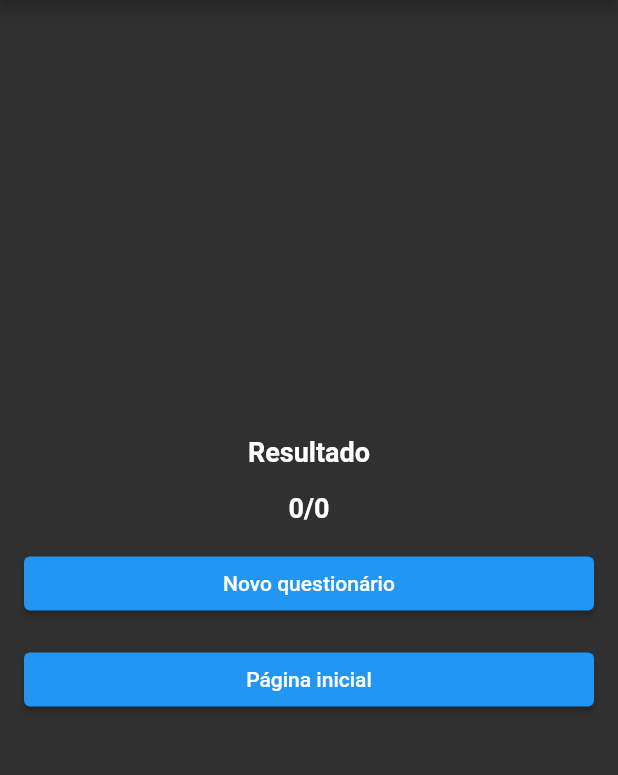
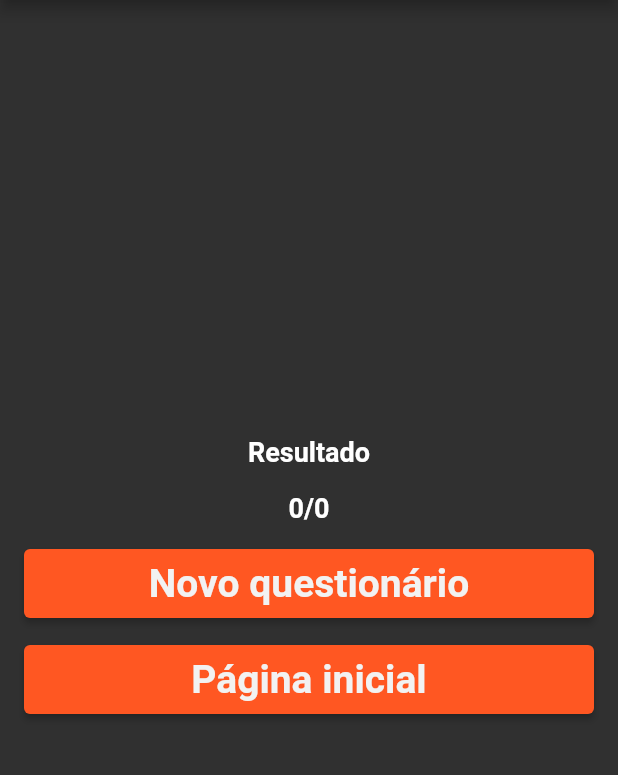
Before and after one commit to josemailson/fast-trivia, a Flutter app: the ResultsPage screen opened directly, on a phone screen of 412 x 824 dp, the part 84-859 px from its top. Run offline on Flutter 3.47's test engine with Material 2 defaults, Android fonts, the phone set to English and light mode, and no system bars; network calls fail.

Commit message:
adding different color for buttons

```diff
--- a/lib/view/results/results_page.dart
+++ b/lib/view/results/results_page.dart
@@ -1,6 +1,7 @@
 import 'package:fast_trivia/controller/answers_constroller.dart';
 import 'package:fast_trivia/repositories/Answers_repository.dart';
 import 'package:fast_trivia/repositories/questions_repository.dart';
+import 'package:fast_trivia/resources/text_styles.dart';
 import 'package:flutter/material.dart';
 import 'package:fast_trivia/controller/questions_controller.dart';
 
@@ -78,14 +79,26 @@ class _ResultsPageState extends State<ResultsPage> {
               onPressed: () {
                 Navigator.of(context).pushNamedAndRemoveUntil('/question', (route) => false);
               },
-              child: const Text('Novo questionário'),
+              style: ElevatedButton.styleFrom(
+                backgroundColor: Colors.deepOrange,
+              ),
+              child: const Padding(
+                padding: EdgeInsets.all(8.0),
+                child: Text('Novo questionário', style: AppTextStyles.button),
+              ),
             ),
             const SizedBox(height: 16),
             ElevatedButton(
               onPressed: () {
                 Navigator.of(context).pushNamedAndRemoveUntil('/home', (route) => false);
               },
-              child: const Text('Página inicial'),
+              style: ElevatedButton.styleFrom(
+                backgroundColor: Colors.deepOrange,
+              ),
+              child: const Padding(
+                padding: EdgeInsets.all(8.0),
+                child: Text('Página inicial', style: AppTextStyles.button),
+              ),
             ),
           ],
         ),
```
Also changed, not shown: lib/view/home/home_page.dart (+40 -12 lines), lib/view/question/question_page.dart (+18 -6 lines).
